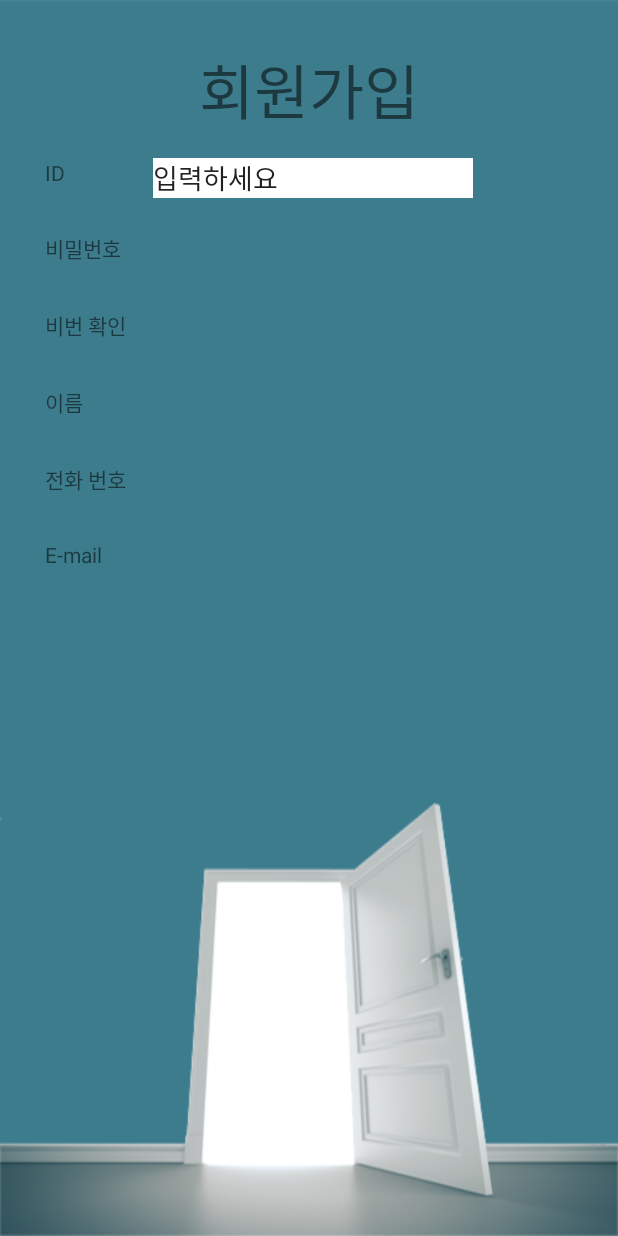
After one commit to Who-IM/LeaveOutApp, an Android app: the join screen opened directly, with no data from a screen before it, on a phone screen of 412 x 824 dp. The commit adds this screen. Run offline under Robolectric (Android 15) with nearby library versions, the phone set to English and light mode, and no system bars; Roboto replaces fonts that are not available here.

Commit message:
회원가입
회원가입

```diff
--- a/Android/LeaveOut/app/src/main/AndroidManifest.xml
+++ b/Android/LeaveOut/app/src/main/AndroidManifest.xml
@@ -20,6 +20,7 @@
         <activity android:name=".MainActivity"></activity>
         <activity android:name=".Writing"></activity>
         <activity android:name=".Preferences"></activity>
+        <activity android:name=".join"></activity>
 
         // 구글 Map
         <meta-data
--- /dev/null
+++ b/Android/LeaveOut/app/src/main/java/whoim/leaveout/join.java
@@ -0,0 +1,15 @@
+package whoim.leaveout;
+
+import android.os.Bundle;
+import android.support.v7.app.AppCompatActivity;
+
+
+public class join extends AppCompatActivity {
+    @Override
+    protected void onCreate(Bundle savedInstanceState) {
+        super.onCreate(savedInstanceState);
+        setContentView(R.layout.join);
+
+
+    }
+}
--- a/Android/LeaveOut/app/src/main/java/whoim/leaveout/login.java
+++ b/Android/LeaveOut/app/src/main/java/whoim/leaveout/login.java
@@ -35,6 +35,11 @@ public class login extends AppCompatActivity {
 
     }
 
+    //회원가입 화면
+    public void joinButton(View v) {
+        Intent intent = new Intent(getApplicationContext(), join.class);
+        startActivity(intent);
+    }
     // 메인화면으로 넘어가기
     public void loginButton(View v) {
         Intent intent = new Intent(getApplicationContext(), MainActivity.class);
--- /dev/null
+++ b/Android/LeaveOut/app/src/main/res/layout/join.xml
@@ -0,0 +1,86 @@
+<?xml version="1.0" encoding="utf-8"?>
+<RelativeLayout xmlns:android="http://schemas.android.com/apk/res/android"
+    android:layout_width="match_parent"
+    android:layout_height="match_parent"
+    android:background="@drawable/login_main">
+
+
+    <TextView
+        android:id="@+id/join_name"
+        android:layout_width="wrap_content"
+        android:layout_height="wrap_content"
+        android:layout_marginTop="30dp"
+        android:textSize="40dp"
+        android:text="회원가입"
+        android:layout_alignParentTop="true"
+        android:layout_centerHorizontal="true" />
+
+    <TextView
+        android:id="@+id/id_text"
+        android:layout_width="wrap_content"
+        android:layout_height="wrap_content"
+        android:text="ID"
+        android:layout_below="@+id/join_name"
+        android:layout_alignParentStart="true"
+        android:layout_marginStart="30dp"
+        android:layout_marginTop="15dp" />
+
+    <EditText
+        android:id="@+id/id_insert"
+        android:layout_width="wrap_content"
+        android:layout_height="wrap_content"
+        android:ems="10"
+        android:inputType="textPersonName"
+        android:text="입력하세요"
+        android:background="#FFFFFFFF"
+        android:layout_alignTop="@+id/id_text"
+        android:layout_toEndOf="@+id/re_pw_text"
+        android:layout_marginStart="18dp" />
+    <TextView
+        android:id="@+id/pw_text"
+        android:layout_width="wrap_content"
+        android:layout_height="wrap_content"
+        android:text="비밀번호"
+        android:layout_below="@+id/id_text"
+        android:layout_alignStart="@+id/id_text"
+        android:layout_marginTop="30dp" />
+
+    <TextView
+        android:id="@+id/re_pw_text"
+        android:layout_width="wrap_content"
+        android:layout_height="wrap_content"
+        android:text="비번 확인"
+        android:layout_below="@+id/pw_text"
+        android:layout_alignStart="@+id/pw_text"
+        android:layout_marginTop="30dp" />
+
+    <TextView
+        android:id="@+id/name_insert"
+        android:layout_width="wrap_content"
+        android:layout_height="wrap_content"
+        android:text="이름"
+        android:layout_below="@+id/re_pw_text"
+        android:layout_alignStart="@+id/re_pw_text"
+        android:layout_marginTop="30dp" />
+
+    <TextView
+        android:id="@+id/p_number_text"
+        android:layout_width="wrap_content"
+        android:layout_height="wrap_content"
+        android:text="전화 번호"
+        android:layout_below="@+id/name_insert"
+        android:layout_alignStart="@+id/name_insert"
+        android:layout_marginTop="30dp" />
+
+    <TextView
+        android:id="@+id/mail_text"
+        android:layout_width="wrap_content"
+        android:layout_height="wrap_content"
+        android:text="E-mail"
+        android:layout_below="@+id/p_number_text"
+        android:layout_alignStart="@+id/p_number_text"
+        android:layout_marginTop="30dp" />
+
+
+
+</RelativeLayout>
--- a/Android/LeaveOut/app/src/main/res/layout/login.xml
+++ b/Android/LeaveOut/app/src/main/res/layout/login.xml
@@ -67,7 +67,7 @@
             android:textSize="35dp"/>
 
         <!-- 회원가입 -->
-        <TextView
+        <Button
             android:id="@+id/insertlogin"
             android:text="*회원가입"
             android:textSize="25dp"
@@ -77,10 +77,11 @@
             android:layout_below="@id/loginBtn"
             android:layout_marginLeft="20dp"
             android:layout_marginRight="20dp"
-            android:layout_marginTop="10dp"/>
+            android:layout_marginTop="10dp"
+            android:onClick="joinButton"/>
 
         <!-- ID/PW찾기 -->
-        <TextView
+        <Button
             android:id="@+id/id_pwSelect"
             android:text="*ID/PW찾기"
             android:textSize="25dp"
```
